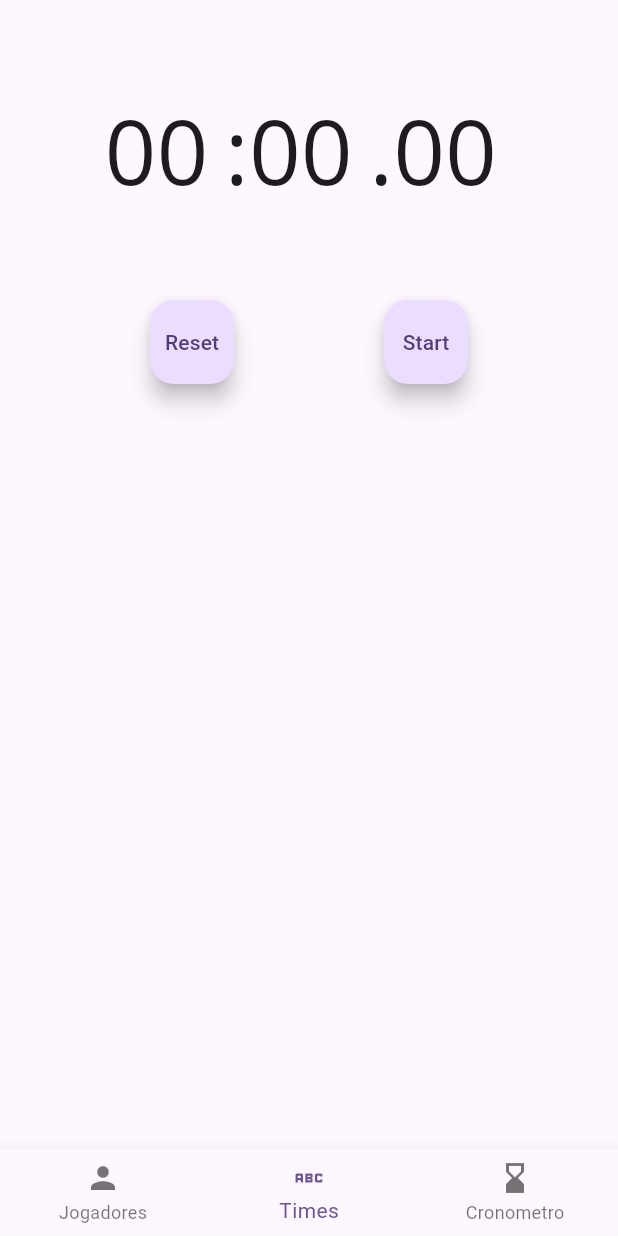
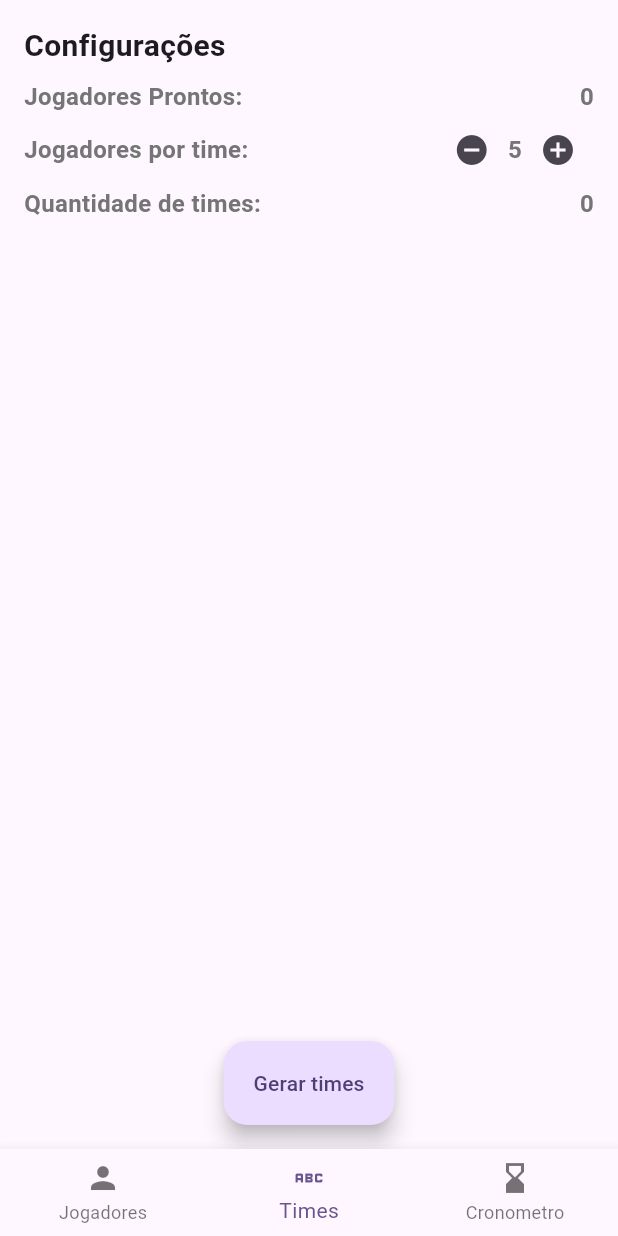
Before and after one commit to Felcks/team_draw, a Flutter app: the MatchHomePage screen opened directly with empty values, item 2 of the bottom bar chosen, on a phone screen of 412 x 824 dp. Run offline on Flutter 3.47's test engine with Material 2 defaults, Android fonts, the light colour scheme and no system bars; our stand-ins replace cloud_firestore, firebase_core, firebase_database, freezed_annotation; missing offline and left inert: day_night_time_picker; accounts and stored records are empty; Roboto replaces fonts that are missing (Open Sans).

Commit message:
Created newTeamDraw page

```diff
--- a/lib/modules/match/presentation/match_home/match_home_page.dart
+++ b/lib/modules/match/presentation/match_home/match_home_page.dart
@@ -4,6 +4,7 @@ import 'package:team_randomizer/modules/match/domain/models/match_player.dart';
 import 'package:team_randomizer/modules/match/domain/models/match_player_status.dart';
 import 'package:team_randomizer/modules/match/domain/repositories/match_player_repository.dart';
 import 'package:team_randomizer/modules/player/domain/player_repository.dart';
+import 'package:team_randomizer/modules/team/presentation/new_team_draw_page.dart';
 
 import '../../../player/presentation/new_player_widget.dart';
 import '../../../stopwatch/presentation/timer_page.dart';
@@ -24,7 +25,6 @@ class _MatchHomePageState extends State<MatchHomePage> {
   PlayerRepository playerRepository = PlayerRepositoryImpl();
   MatchPlayerRepository _matchPlayerRepository = MatchPlayerRepositoryImpl();
   bool _listeningPlayersChange = false;
-
 
   Function() _matchPlayerUpdateUnregister = () {};
   Function() _playerUpdateUnregister = () {};
@@ -84,7 +84,7 @@ class _MatchHomePageState extends State<MatchHomePage> {
       body: (_selectedIndex == 0)
           ? playersListWidget()
           : (_selectedIndex == 1)
-              ? TimerPage() //TeamDrawPage(game: widget.match)
+              ? NewTeamDrawPage(match: widget.match) //TeamDrawPage(game: widget.match)
               : TimerPage(),
     );
   }
--- /dev/null
+++ b/lib/modules/team/domain/models/generated_team.dart
@@ -0,0 +1,12 @@
+import 'package:team_randomizer/modules/team/domain/models/team.dart';
+
+import '../../../game/domain/models/player.dart';
+
+
+class GeneratedTeam {
+
+  final Team team;
+  final List<Player> player;
+
+  GeneratedTeam({required this.team, required this.player});
+}
--- /dev/null
+++ b/lib/modules/team/presentation/new_team_draw_page.dart
@@ -0,0 +1,182 @@
+import 'package:flutter/material.dart';
+import 'package:team_randomizer/modules/match/domain/models/match_player_status.dart';
+import 'package:team_randomizer/modules/team/domain/models/generated_team.dart';
+import 'package:team_randomizer/modules/team/domain/repositories/team_player_repository.dart';
+import 'package:team_randomizer/modules/match/domain/models/match.dart';
+
+import '../../match/domain/models/match_player.dart';
+import '../../match/domain/repositories/match_player_repository.dart';
+
+class NewTeamDrawPage extends StatefulWidget {
+  final Match match;
+
+  const NewTeamDrawPage({Key? key, required this.match}) : super(key: key);
+
+  @override
+  State<NewTeamDrawPage> createState() => _NewTeamDrawPageState();
+}
+
+class _NewTeamDrawPageState extends State<NewTeamDrawPage> {
+  TeamPlayerRepository teamPlayerRepository = TeamPlayerRepositoryImpl();
+  MatchPlayerRepository _matchPlayerRepository = MatchPlayerRepositoryImpl();
+
+  List<MatchPlayer> _matchPlayers = List.empty(growable: true);
+  List<GeneratedTeam> teamPlayers = List.empty(growable: true);
+
+  Function() _matchPlayerUpdateUnregister = () {};
+  Function() _teamPlayersUpdateUnregister = () {};
+
+  int _playersPerTeam = 5;
+
+  @override
+  void initState() {
+    super.initState();
+
+    _matchPlayerUpdateUnregister = _matchPlayerRepository.listenMatches((list) {
+      setState(() {
+        _matchPlayers = list;
+      });
+    });
+
+    _teamPlayersUpdateUnregister = teamPlayerRepository.listenTeamPlayers((list) {
+      //Move this logic to a use case
+      List<GeneratedTeam> generatedTeams = List.empty(growable: true);
+
+      list.forEach((element) {
+        List<String> generatedTeamsIds = generatedTeams.map((e) => e.team.id).toList();
+        if (generatedTeamsIds.contains(element) == false) {
+          generatedTeams.add(GeneratedTeam(team: element.team, player: [element.player]));
+        } else {
+          generatedTeams
+              .firstWhere((generatedTeam) => generatedTeam.team.id == element.team.id)
+              .player
+              .add(element.player);
+        }
+      });
+
+      setState(() {
+        teamPlayers = generatedTeams;
+      });
+    });
+  }
+
+  @override
+  void dispose() {
+    _teamPlayersUpdateUnregister.call();
+    _matchPlayerUpdateUnregister.call();
+    super.dispose();
+  }
+
+  @override
+  Widget build(BuildContext context) {
+    return Scaffold(
+      body: drawHome(),
+      floatingActionButton: FloatingActionButton.extended(onPressed: () {}, label: Text("Gerar times")),
+      floatingActionButtonLocation: FloatingActionButtonLocation.centerFloat,
+    );
+  }
+
+  Widget drawHome() {
+    if (teamPlayers.isEmpty) {
+      return _configurationWidget();
+    }
+
+    return Placeholder();
+  }
+
+  Widget _configurationWidget() {
+    return SafeArea(
+      child: Padding(
+        padding: EdgeInsets.symmetric(horizontal: 16, vertical: 16),
+        child: Column(
+          crossAxisAlignment: CrossAxisAlignment.start,
+          children: [
+            Text(
+              "Configurações",
+              style: TextStyle(fontSize: 20, fontWeight: FontWeight.bold),
+            ),
+            SizedBox(
+              height: 8,
+            ),
+            Row(
+              mainAxisAlignment: MainAxisAlignment.spaceBetween,
+              children: [
+                Text(
+                  "Jogadores Prontos:",
+                  style: _getConfigTextStyle(),
+                ),
+                Text(
+                 "${getPlayersReady().length}",
+                  style: _getConfigTextStyle(),
+                )
+              ],
+            ),
+            Row(
+              mainAxisAlignment: MainAxisAlignment.spaceBetween,
+              children: [
+                Text(
+                  "Jogadores por time:",
+                  style: _getConfigTextStyle(),
+                ),
+                Flexible(
+                  child: Row(
+                    mainAxisAlignment: MainAxisAlignment.end,
+                    children: [
+                      IconButton(
+                          onPressed: () {
+                            setState(() {
+                              if(_playersPerTeam > 0)
+                                _playersPerTeam -= 1;
+                            });
+                          },
+                          icon: Icon(Icons.remove_circle)),
+                      Text(
+                        _playersPerTeam.toString(),
+                        style: _getConfigTextStyle(),
+                      ),
+                      IconButton(
+                          onPressed: () {
+                            setState(() {
+                              _playersPerTeam += 1;
+                            });
+                          },
+                          icon: Icon(Icons.add_circle)),
+                    ],
+                  ),
+                )
+              ],
+            ),
+            Row(
+              mainAxisAlignment: MainAxisAlignment.spaceBetween,
+              children: [
+                Text(
+                  "Quantidade de times:",
+                  style: _getConfigTextStyle(),
+                ),
+                Text(
+                  "${teamsAmount()}",
+                  style: _getConfigTextStyle(),
+                ),
+              ],
+            ),
+          ],
+        ),
+      ),
+    );
+  }
+
+  TextStyle _getConfigTextStyle() {
+    return TextStyle(fontSize: 16, fontWeight: FontWeight.w600, color: Colors.grey.shade600);
+  }
+
+  List<MatchPlayer> getPlayersReady() {
+    return _matchPlayers.where((element) => element.status == MatchPlayerStatus.READY).toList();
+  }
+
+  int teamsAmount() {
+    if (getPlayersReady().length == 0 || _playersPerTeam <= 0)
+      return 0;
+    else
+      return (getPlayersReady().length / _playersPerTeam).toInt();
+  }
+}
```
